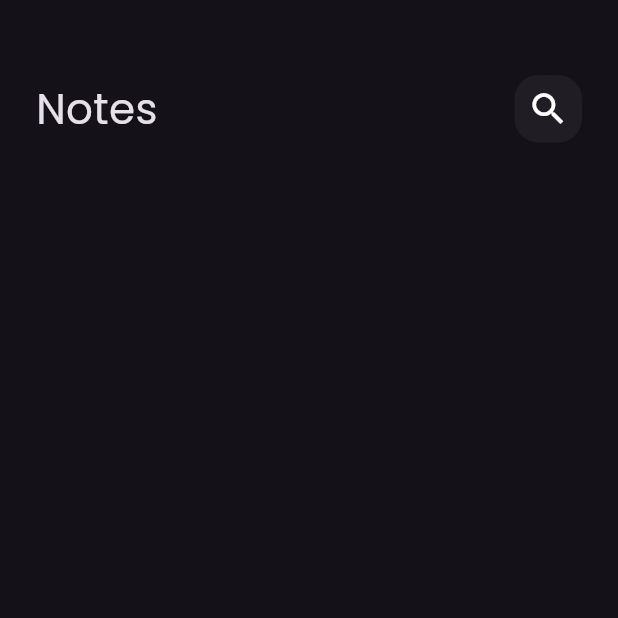
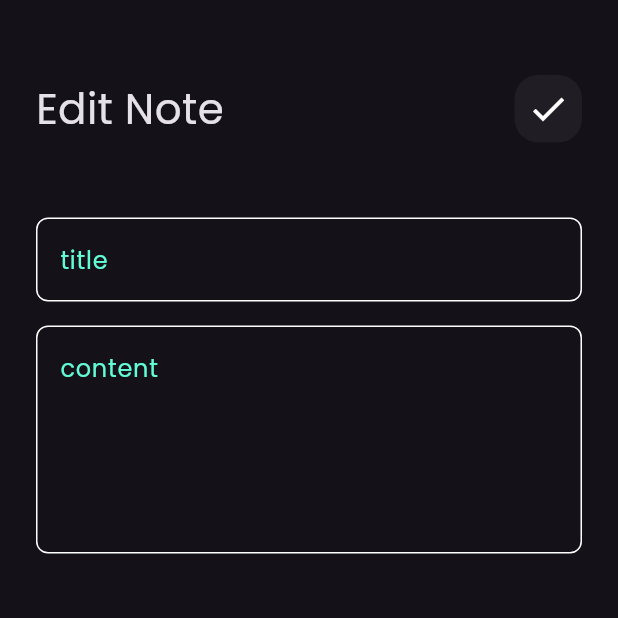
Before and after one commit to Bassant-dev/notes_app, a Flutter app: the EditNoteView screen opened directly, on a phone screen of 412 x 824 dp, the top half of it. Run offline on Flutter 3.47's test engine with Material 3 defaults, Android fonts, the phone set to English and light mode, and no system bars; our stand-ins replace font_awesome_flutter.

Commit message:
finish_edit_notes_view

```diff
--- a/lib/widget/edit_notes_view_body.dart
+++ b/lib/widget/edit_notes_view_body.dart
@@ -1,5 +1,6 @@
 import 'package:flutter/material.dart';
 import 'package:notes_app/widget/custom_app_bar.dart';
+import 'package:notes_app/widget/custom_text_field.dart';
 
 class EditNotesViewBody extends StatelessWidget {
   const EditNotesViewBody({Key? key}) : super(key: key);
@@ -11,7 +12,12 @@ class EditNotesViewBody extends StatelessWidget {
       child: Column(
         children: [
           SizedBox(height: 50,),
-          CustomAppBar(icon: Icons.search, title: 'Notes',)
+          CustomAppBar(title: 'Edit Note',icon: Icons.check,),
+          SizedBox(height: 50,),
+          CustomTextField(hint: 'title'),
+          SizedBox(height: 16,),
+          CustomTextField(hint: 'content',maxLines: 5,),
+
         ],
       ),
     );
--- a/lib/widget/notes_view_body.dart
+++ b/lib/widget/notes_view_body.dart
@@ -13,7 +13,7 @@ class NotesViewBody extends StatelessWidget {
       child: Column(
         children: [
           SizedBox(height: 50,),
-          CustomAppBar(title: 'Edit Note',icon: Icons.check,),
+          CustomAppBar(icon: Icons.search, title: 'Notes',),
           Expanded(
               child: NotesListView())
 
```
